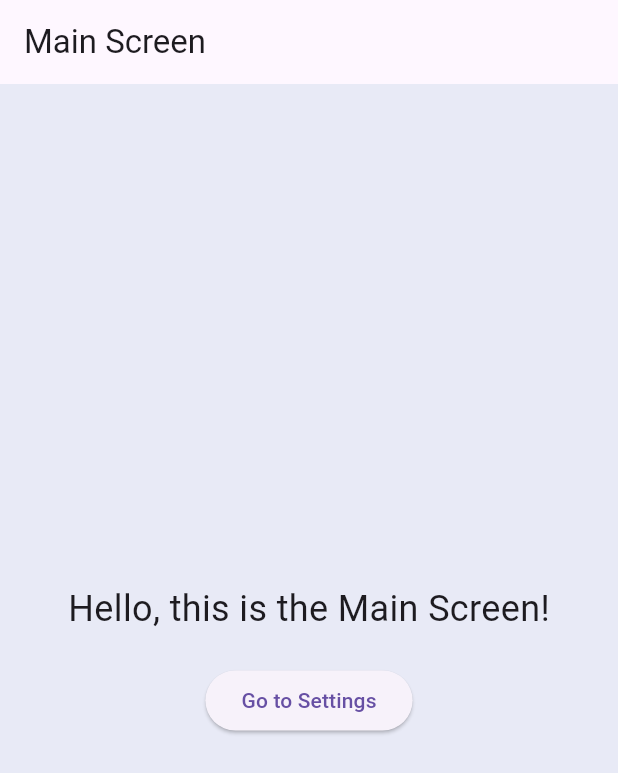
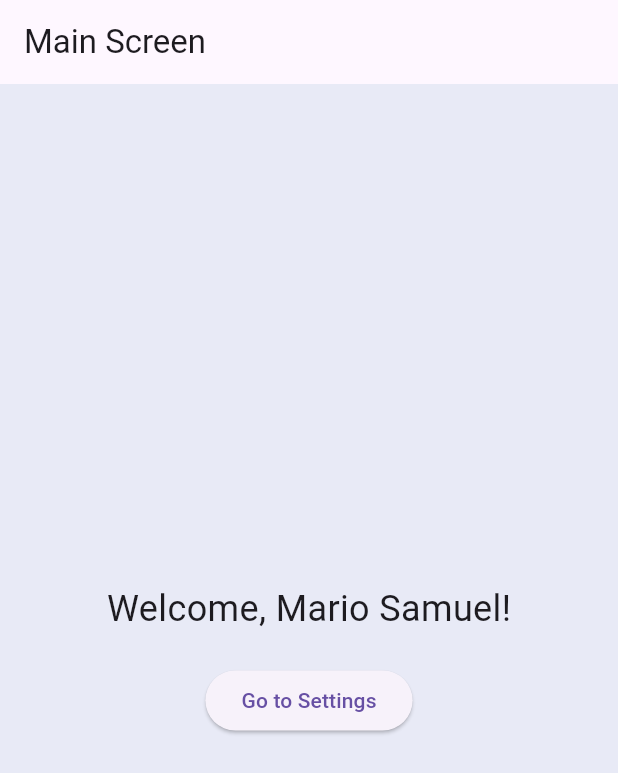
Before and after one commit to marioboedi/kuis, a Flutter app: the screen it shows after launch, on a phone screen of 412 x 824 dp. Shown: the top 773 px of the screen. Run offline on Flutter 3.47's test engine with Material 3 defaults, Android fonts, the phone set to English and light mode, and no system bars; our stand-ins replace google_fonts.

Commit message:
fixing lagiiiii

```diff
--- a/lib/screens/main_screen.dart
+++ b/lib/screens/main_screen.dart
@@ -17,7 +17,7 @@ class MainScreen extends StatelessWidget {
           mainAxisAlignment: MainAxisAlignment.center,
           children: [
             Text(
-              'Hello, this is the Main Screen!',
+              'Welcome, Mario Samuel!',
               style: themeProvider.fontStyle.copyWith(fontSize: 24),
             ),
             SizedBox(height: 20),
```
Also changed, not shown: lib/screens/settings_screen.dart (+6 -6 lines).
